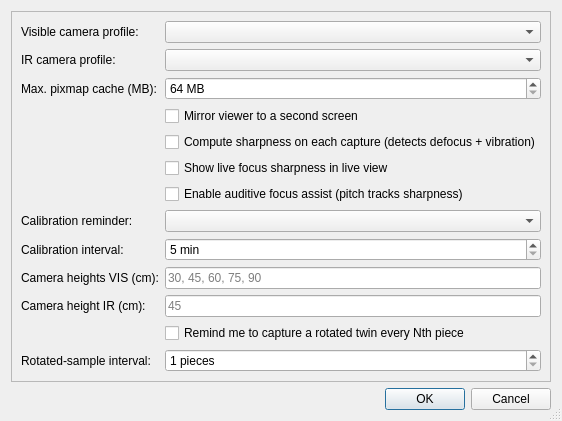
Old version of the form papyri/ui/settings_dialog.ui in the repository cceh/byzanz-capture.
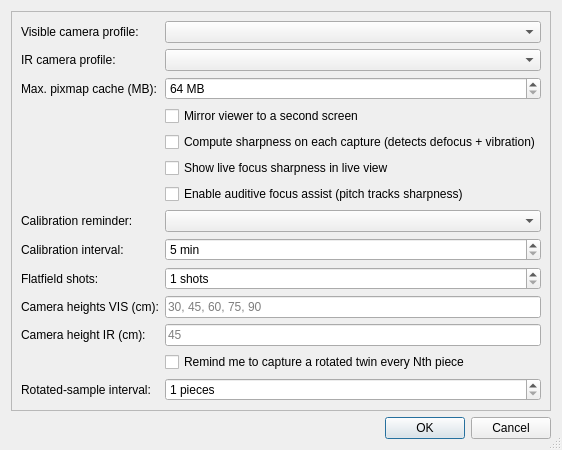
New version of the form.

Commit message: feat(papyri): configurable flatfield shot count per Capture press

Diff of the .ui file:
```diff
--- a/papyri/ui/settings_dialog.ui
+++ b/papyri/ui/settings_dialog.ui
@@ -159,13 +159,36 @@
        </widget>
       </item>
       <item row="7" column="0">
+       <widget class="QLabel" name="flatfieldShotCountLabel">
+        <property name="text">
+         <string>Flatfield shots:</string>
+        </property>
+       </widget>
+      </item>
+      <item row="7" column="1">
+       <widget class="QSpinBox" name="flatfieldShotCountInput">
+        <property name="toolTip">
+         <string>How many frames one Capture press shoots on a Flatfield calibration tab. Several frames are averaged downstream; other calibration targets always shoot one.</string>
+        </property>
+        <property name="minimum">
+         <number>1</number>
+        </property>
+        <property name="maximum">
+         <number>50</number>
+        </property>
+        <property name="suffix">
+         <string> shots</string>
+        </property>
+       </widget>
+      </item>
+      <item row="8" column="0">
        <widget class="QLabel" name="captureHeightsLabel">
         <property name="text">
          <string>Camera heights VIS (cm):</string>
         </property>
        </widget>
       </item>
-      <item row="7" column="1">
+      <item row="8" column="1">
        <widget class="QLineEdit" name="captureHeightsInput">
         <property name="toolTip">
          <string>Comma-separated VIS camera-height presets, e.g. 30, 45, 60. Used by the capture-row Height control and per-height Flatfield calibration.</string>
@@ -175,14 +198,14 @@
         </property>
        </widget>
       </item>
-      <item row="8" column="0">
+      <item row="9" column="0">
        <widget class="QLabel" name="irCaptureHeightLabel">
         <property name="text">
          <string>Camera height IR (cm):</string>
         </property>
        </widget>
       </item>
-      <item row="8" column="1">
+      <item row="9" column="1">
        <widget class="QLineEdit" name="irCaptureHeightInput">
         <property name="toolTip">
          <string>The single fixed IR camera height (IR uses one height).</string>
@@ -193,7 +216,7 @@
        </widget>
       </item>
       <!-- rotated-sample nudge: remove these two rows to drop the settings UI -->
-      <item row="9" column="1">
+      <item row="10" column="1">
        <widget class="QCheckBox" name="rotatedSampleNudgeEnabledCheckbox">
         <property name="toolTip">
          <string>Show a reminder to capture a 90°-rotated twin object (same inventory number + _rotiert) of every Nth piece, for the ML light-angle sample.</string>
@@ -203,14 +226,14 @@
         </property>
        </widget>
       </item>
-      <item row="10" column="0">
+      <item row="11" column="0">
        <widget class="QLabel" name="rotatedSampleNudgeIntervalLabel">
         <property name="text">
          <string>Rotated-sample interval:</string>
         </property>
        </widget>
       </item>
-      <item row="10" column="1">
+      <item row="11" column="1">
        <widget class="QSpinBox" name="rotatedSampleNudgeIntervalInput">
         <property name="minimum">
          <number>1</number>
```
The commit also changes 6 other files.
